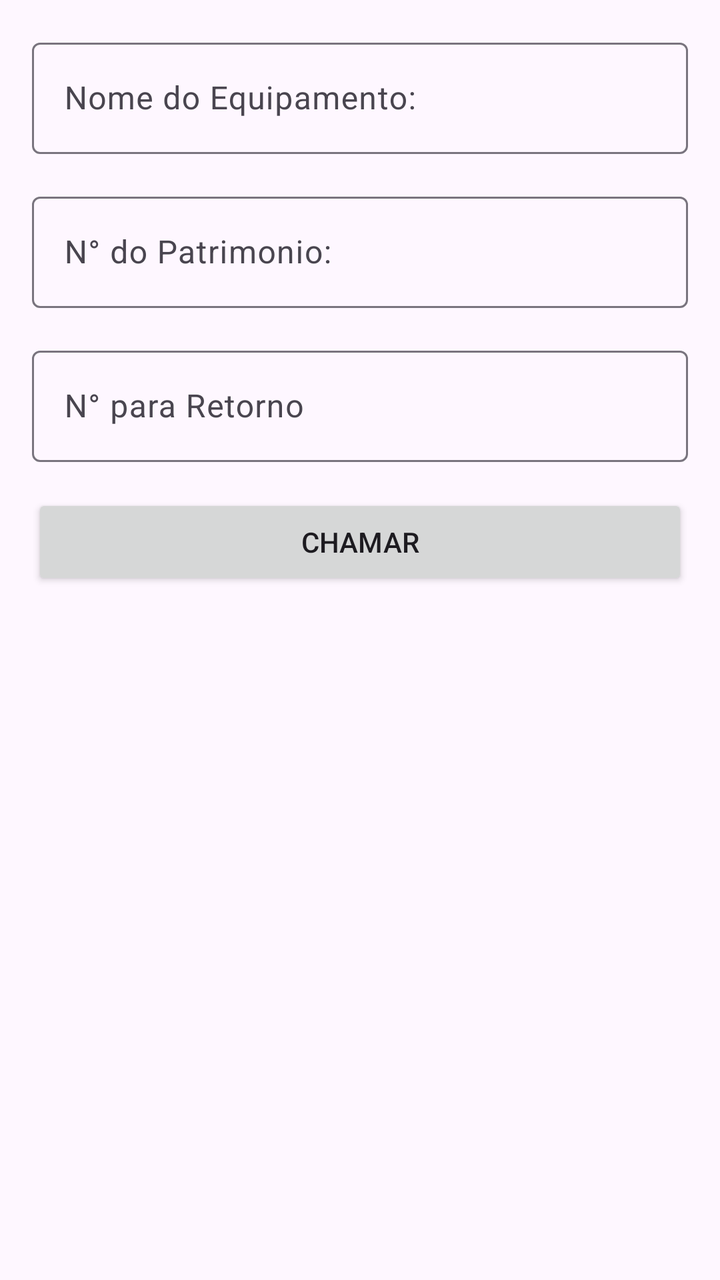
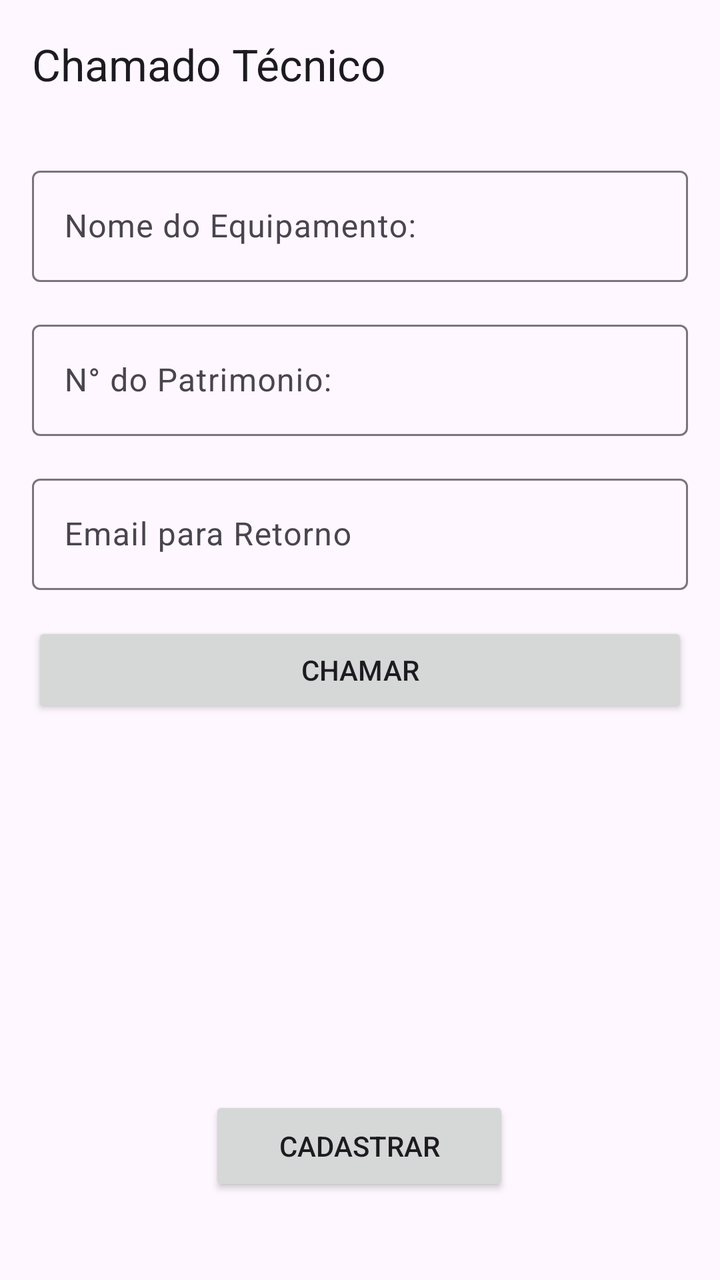

Compare the two renders of this Android layout. The source of the first and the diff that turns it into the second are given below.
<!-- AndroidManifest.xml: application theme Theme.Atividadetabela -->
<!-- res/layout/activity_main.xml -->
<?xml version="1.0" encoding="utf-8"?>
<androidx.constraintlayout.widget.ConstraintLayout xmlns:android="http://schemas.android.com/apk/res/android"
    xmlns:app="http://schemas.android.com/apk/res-auto"
    xmlns:tools="http://schemas.android.com/tools"
    android:id="@+id/main"
    android:layout_width="match_parent"
    android:layout_height="match_parent"
    tools:context=".MainActivity">

    <com.google.android.material.textfield.TextInputLayout
        android:id="@+id/ilEquipamento"
        android:layout_width="match_parent"
        android:layout_height="wrap_content"
        android:layout_margin="16dp"
        android:hint="Nome do Equipamento:"
        app:layout_constraintTop_toTopOf="parent"
        app:layout_constraintStart_toStartOf="parent"
        app:layout_constraintEnd_toEndOf="parent">
        <com.google.android.material.textfield.TextInputEditText
            android:id="@+id/edtEquipamento"
            android:layout_width="match_parent"
            android:layout_height="wrap_content"/>
    </com.google.android.material.textfield.TextInputLayout>

    <com.google.android.material.textfield.TextInputLayout
        android:id="@+id/ilNumero"
        android:layout_width="match_parent"
        android:layout_height="wrap_content"
        android:hint="N° do Patrimonio:"
        app:layout_constraintTop_toBottomOf="@+id/ilEquipamento"
        app:layout_constraintStart_toStartOf="parent"
        app:layout_constraintEnd_toEndOf="parent"
        android:layout_margin="16dp">
        <com.google.android.material.textfield.TextInputEditText
            android:id="@+id/edtNumero"
            android:layout_width="match_parent"
            android:layout_height="wrap_content"/>
    </com.google.android.material.textfield.TextInputLayout>

    <com.google.android.material.textfield.TextInputLayout
        android:id="@+id/ilRetorno"
        android:layout_width="match_parent"
        android:layout_height="wrap_content"
        android:layout_margin="16dp"
        app:layout_constraintTop_toBottomOf="@+id/ilNumero"
        android:hint="N° para Retorno">
        <com.google.android.material.textfield.TextInputEditText
            android:id="@+id/edtRetorno"
            android:layout_width="match_parent"
            android:layout_height="wrap_content"/>
    </com.google.android.material.textfield.TextInputLayout>

    <Button
        android:id="@+id/btnSalvar"
        android:layout_width="match_parent"
        android:layout_height="wrap_content"
        app:layout_constraintTop_toBottomOf="@+id/ilRetorno"
        app:layout_constraintStart_toStartOf="parent"
        app:layout_constraintEnd_toEndOf="parent"
        android:layout_margin="16dp"
        android:text="Chamar"/>

</androidx.constraintlayout.widget.ConstraintLayout>
<!-- resources referenced by this layout -->
<resources>
  <style name="Theme.Atividadetabela" parent="Base.Theme.Atividadetabela" />
  <style name="Base.Theme.Atividadetabela" parent="Theme.Material3.DayNight.NoActionBar">
          
          
      </style>
</resources>

<!-- the commit's change to res/layout/activity_main.xml (unified diff, before → after) -->
@@ -7,19 +7,28 @@
     android:layout_height="match_parent"
     tools:context=".MainActivity">
 
+    <com.google.android.material.appbar.MaterialToolbar
+        android:id="@+id/toolbarTop"
+        android:layout_width="0dp"
+        android:layout_height="wrap_content"
+        app:title="Chamado Técnico"
+        app:layout_constraintTop_toTopOf="parent"
+        app:layout_constraintStart_toStartOf="parent"
+        app:layout_constraintEnd_toEndOf="parent"/>
+
     <com.google.android.material.textfield.TextInputLayout
         android:id="@+id/ilEquipamento"
         android:layout_width="match_parent"
         android:layout_height="wrap_content"
         android:layout_margin="16dp"
         android:hint="Nome do Equipamento:"
-        app:layout_constraintTop_toTopOf="parent"
+        app:layout_constraintTop_toBottomOf="@+id/toolbarTop"
         app:layout_constraintStart_toStartOf="parent"
         app:layout_constraintEnd_toEndOf="parent">
         <com.google.android.material.textfield.TextInputEditText
             android:id="@+id/edtEquipamento"
             android:layout_width="match_parent"
-            android:layout_height="wrap_content"/>
+            android:layout_height="wrap_content" />
     </com.google.android.material.textfield.TextInputLayout>
 
     <com.google.android.material.textfield.TextInputLayout
@@ -43,7 +52,7 @@
         android:layout_height="wrap_content"
         android:layout_margin="16dp"
         app:layout_constraintTop_toBottomOf="@+id/ilNumero"
-        android:hint="N° para Retorno">
+        android:hint="Email para Retorno">
         <com.google.android.material.textfield.TextInputEditText
             android:id="@+id/edtRetorno"
             android:layout_width="match_parent"
@@ -60,4 +69,16 @@
         android:layout_margin="16dp"
         android:text="Chamar"/>
 
+    <Button
+        android:id="@+id/btnSignUp"
+        android:layout_width="150dp"
+        android:layout_height="50dp"
+        android:text="Cadastrar"
+        app:layout_constraintBottom_toBottomOf="parent"
+        app:layout_constraintEnd_toEndOf="parent"
+        app:layout_constraintHorizontal_bias="0.498"
+        app:layout_constraintStart_toStartOf="parent"
+        app:layout_constraintTop_toBottomOf="@+id/toolbarTop"
+        app:layout_constraintVertical_bias="0.92" />
+
 </androidx.constraintlayout.widget.ConstraintLayout>
